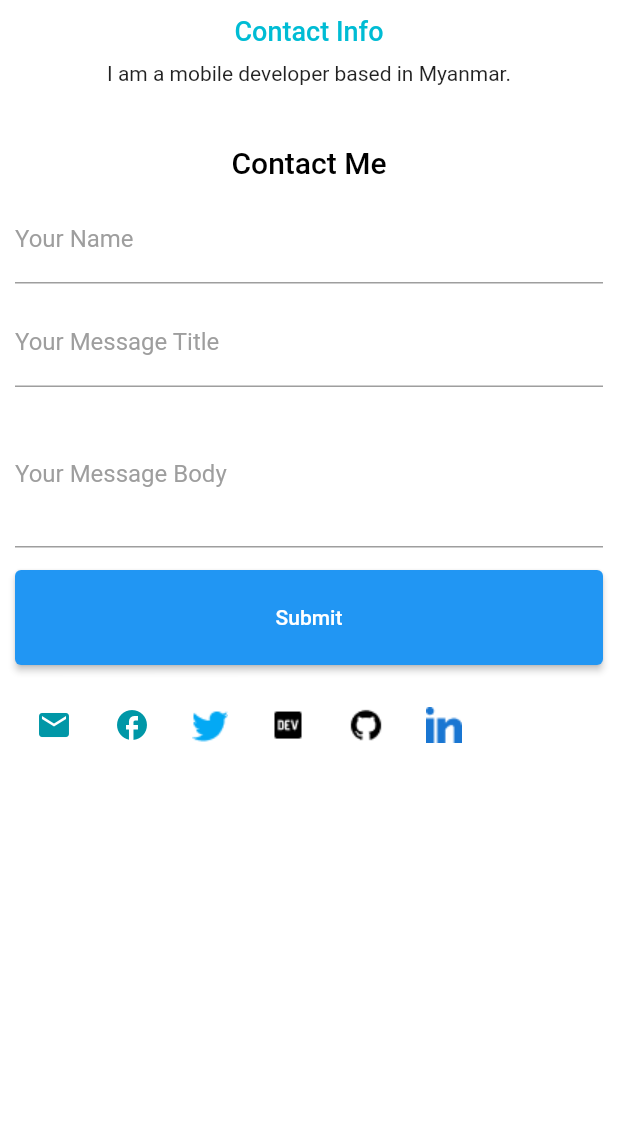
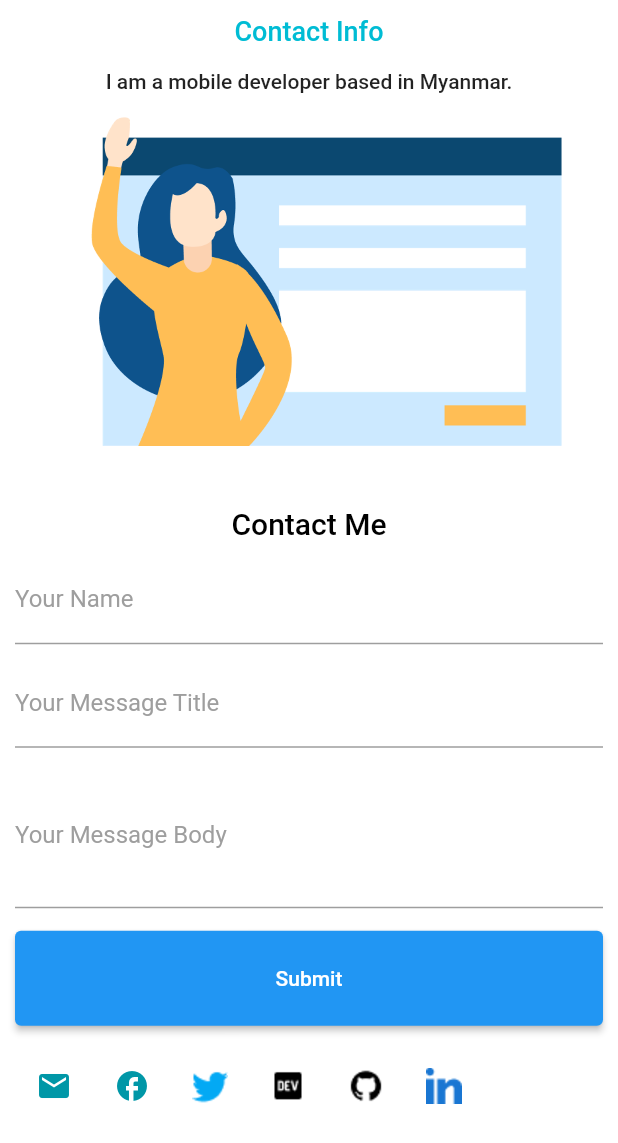
Before and after one commit to kedrakk/khineaindrakyaw_portfolio, a Flutter app: the ContactPage widget shown alone on an empty page, opened directly, on a phone screen of 412 x 824 dp. Shown: the top 1143 px of the screen. Run offline on Flutter 3.47's test engine with Material 2 defaults, Android fonts, the phone set to English and light mode, and no system bars; our stand-ins replace flutter_riverpod, get_it, google_fonts, shared_preferences; missing offline and left inert: mailto; accounts and stored records are empty.

Commit message:
contact page

```diff
--- a/lib/data/social_data.dart
+++ b/lib/data/social_data.dart
@@ -23,36 +23,44 @@ List<SocialData> socialData = [
   SocialData(
     lightIcon: Image.asset(
       Assets.twitterIcon,
+      filterQuality: FilterQuality.high,
     ),
     darkIcon: Image.asset(
       Assets.twitterIcon,
+      filterQuality: FilterQuality.high,
     ),
     link: "https://www.twitter.com/",
   ),
   SocialData(
     lightIcon: Image.asset(
       Assets.devIcon,
+      filterQuality: FilterQuality.high,
     ),
     darkIcon: Image.asset(
       Assets.devIconWhite,
+      filterQuality: FilterQuality.high,
     ),
     link: "https://www.twitter.com/",
   ),
   SocialData(
     lightIcon: Image.asset(
       Assets.githubIcon,
+      filterQuality: FilterQuality.high,
     ),
     darkIcon: Image.asset(
       Assets.githubIconWhite,
+      filterQuality: FilterQuality.high,
     ),
     link: "https://www.twitter.com/",
   ),
   SocialData(
     lightIcon: Image.asset(
       Assets.linkedinIcon,
+      filterQuality: FilterQuality.high,
     ),
     darkIcon: Image.asset(
       Assets.linkedinIcon,
+      filterQuality: FilterQuality.high,
     ),
     link: "https://www.twitter.com/",
   ),
--- a/lib/pages/contact_page.dart
+++ b/lib/pages/contact_page.dart
@@ -14,7 +14,7 @@ class ContactPage extends StatelessWidget {
   @override
   Widget build(BuildContext context) {
     return getIt<OrientationService>().isPortait(context)
-        ? Column(
+        ? ListView(
             children: const [
               ContactInfoWidget(),
               SizedBox(height: 20),
@@ -55,9 +55,22 @@ class ContactInfoWidget extends StatelessWidget {
             style: AppThemeData.headline6Theme,
           ),
           const SizedBox(
-            height: 10,
+            height: 15,
           ),
-          const Text("I am a mobile developer based in Myanmar."),
+          Text(
+            "I am a mobile developer based in Myanmar.",
+            style: Theme.of(context).textTheme.bodyText1,
+          ),
+          const SizedBox(
+            height: 15,
+          ),
+          SizedBox(
+            child: Image.asset(
+              Assets.contactImage,
+              fit: BoxFit.fitWidth,
+              filterQuality: FilterQuality.high,
+            ),
+          )
         ],
       ),
     );
```
